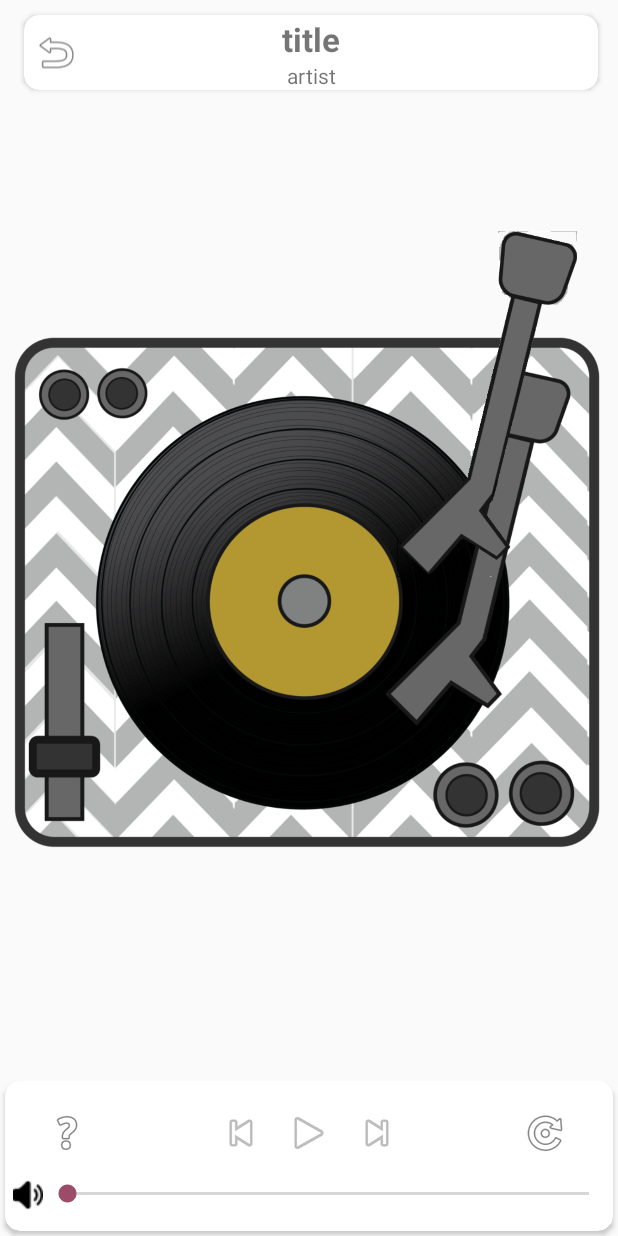
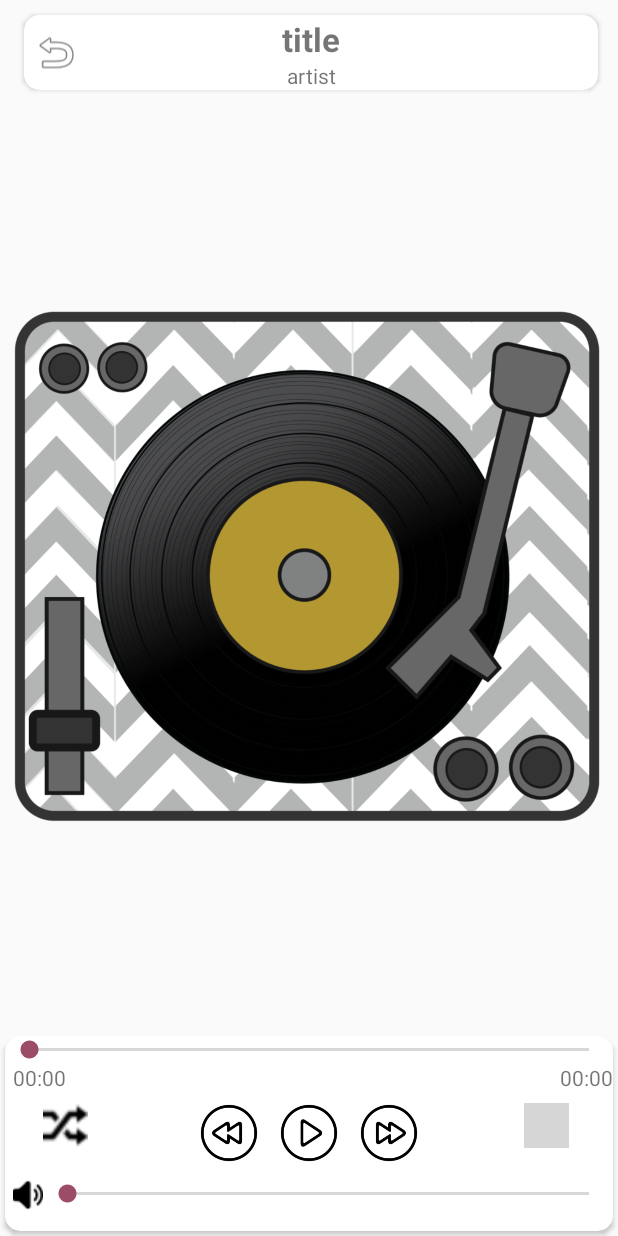
Before and after one commit to reach0328/MymusicPlayer, an Android app: the PlayerActivity screen opened directly, with no data from a screen before it, on a phone screen of 412 x 824 dp. Run offline under Robolectric (Android 15) with nearby library versions, the phone set to English and light mode, and no system bars; libraries missing offline, so code that uses them is left out: jp.wasabeef.glide; 5 statements that could not run were skipped; grey boxes are pictures that could not be loaded.

Commit message:
player control 세분화 / seekbar duration thread 추가

```diff
--- a/app/build.gradle
+++ b/app/build.gradle
@@ -24,7 +24,6 @@ dependencies {
     androidTestCompile('com.android.support.test.espresso:espresso-core:2.2.2', {
         exclude group: 'com.android.support', module: 'support-annotations'
     })
-
     compile 'com.android.support:appcompat-v7:25.1.1'
     testCompile 'junit:junit:4.12'
     compile 'com.android.support:gridlayout-v7:25.1.1'
--- a/app/src/main/java/com/android/jh/mymusicplayer/PlayerActivity.java
+++ b/app/src/main/java/com/android/jh/mymusicplayer/PlayerActivity.java
@@ -15,6 +15,7 @@ import com.android.jh.mymusicplayer.util.Adapter.PlayerAdapter;
 import com.android.jh.mymusicplayer.util.Control.Controller;
 import com.android.jh.mymusicplayer.util.Interfaces.ControlInterface;
 import com.android.jh.mymusicplayer.util.Services.PlayerService;
+import com.android.jh.mymusicplayer.util.TimeUtil;
 
 import static com.android.jh.mymusicplayer.util.Control.Controller.ACTION;
 import static com.android.jh.mymusicplayer.util.Services.PlayerService.ACTION_NEXT;
@@ -23,18 +24,19 @@ import static com.android.jh.mymusicplayer.util.Services.PlayerService.ACTION_PA
 import static com.android.jh.mymusicplayer.util.Services.PlayerService.ACTION_PLAY;
 import static com.android.jh.mymusicplayer.util.Services.PlayerService.ACTION_PREVIOUS;
 import static com.android.jh.mymusicplayer.util.Services.PlayerService.ACTION_STOP;
+import static com.android.jh.mymusicplayer.util.Services.PlayerService.getDatas;
+import static com.android.jh.mymusicplayer.util.Services.PlayerService.mMediaPlayer;
 import static com.android.jh.mymusicplayer.util.Services.PlayerService.position;
 
 public class PlayerActivity extends AppCompatActivity implements View.OnClickListener, ControlInterface {
 
     private static final String TAG = "PLAYACTIVITY" ;
-    TextView player_text_title, player_text_artist;
+    TextView player_text_title, player_text_artist,player_text_duration,player_text_endduration;
     ViewPager viewPager;
-    SeekBar volum_seekBar;
+    SeekBar volum_seekBar, duration_seekbar;
     ImageView img_player_back, img_player_play, img_player_pre,img_player_next, img_player_whole, img_player_suffle;
     PlayerAdapter playerAdapter;
     Controller controller;
-
     @Override
     protected void onCreate(Bundle savedInstanceState) {
         super.onCreate(savedInstanceState);
@@ -75,6 +77,12 @@ public class PlayerActivity extends AppCompatActivity implements View.OnClickLis
         final AudioManager audioManager = (AudioManager) getSystemService(AUDIO_SERVICE);
         int nMax = audioManager.getStreamMaxVolume(AudioManager.STREAM_MUSIC);
         int nCurrentVolumn = audioManager.getStreamVolume(AudioManager.STREAM_MUSIC);
+        player_text_endduration.setText(getDatas().get(position).getDurationText());
+        duration_seekbar.setOnSeekBarChangeListener(seekBarChangeListener);
+        //SeekBar 길이
+        duration_seekbar.setMax(mMediaPlayer.getDuration());
+        // SeekBar 현재값을 0으로
+        duration_seekbar.setProgress(0);
         volum_seekBar.setMax(nMax);
         volum_seekBar.setProgress(nCurrentVolumn);
         volum_seekBar.setOnSeekBarChangeListener(new SeekBar.OnSeekBarChangeListener() {
@@ -92,30 +100,40 @@ public class PlayerActivity extends AppCompatActivity implements View.OnClickLis
             }
         });
     }
-//TODO 원형으로 된 seekbar 구현 및 seekbar 컨트롤시 타임 호출
-//    class TimerThread extends Thread {
-//        // sub thread 를 생성해서 mediaplayer 의 현재 포지션 값으로 seekbar 를 변경해준다. 매 1초마다
-//        // sub thread 에서 동작할 로직 정의
-//        @Override
-//        public void run() {
-//            while (playStatus < STOP) {
-//                if(player != null) {
-//                    // 이 부분은 메인쓰레드에서 동작하도록 Runnable 객체를 메인쓰레드에 던져준다
-//                    runOnUiThread(new Runnable() {
-//                        @Override
-//                        public void run() {
-//                            try {
-//                                seekBar.setProgress(player.getCurrentPosition());
-//                                txtCurrent.setText(convertMiliToTime(player.getCurrentPosition()) + "");
-//                            } catch (Exception e){ }
-//                        }
-//                    });
-//                }
-//                try { Thread.sleep(1000); } catch (InterruptedException e) {}
-//            }
-//        }
-//    }
-
+    class TimerThread extends Thread {
+        // sub thread 를 생성해서 mediaplayer 의 현재 포지션 값으로 seekbar 를 변경해준다. 매 1초마다
+        // sub thread 에서 동작할 로직 정의
+        @Override
+        public void run() {
+            while (ACTION != ACTION_STOP) {
+                if(mMediaPlayer != null) {
+                    // 이 부분은 메인쓰레드에서 동작하도록 Runnable 객체를 메인쓰레드에 던져준다
+                    runOnUiThread(new Runnable() {
+                        @Override
+                        public void run() {
+                            try {
+                                duration_seekbar.setProgress(mMediaPlayer.getCurrentPosition());
+                                player_text_duration.setText(TimeUtil.convertMiliToTime(mMediaPlayer.getCurrentPosition()) + "");
+                            } catch (Exception e){ }
+                        }
+                    });
+                }
+                try { Thread.sleep(1000); } catch (InterruptedException e) {}
+            }
+        }
+    }
+    SeekBar.OnSeekBarChangeListener seekBarChangeListener = new SeekBar.OnSeekBarChangeListener() {
+        @Override
+        public void onProgressChanged(SeekBar seekBar, int progress, boolean fromUser) {
+            //만약 음원이 움직일때의 소리가 싫다면 onStopTrackingTouch로 이동
+            if(mMediaPlayer != null  && fromUser)
+                mMediaPlayer.seekTo(progress);
+        }
+        @Override
+        public void onStartTrackingTouch(SeekBar seekBar) { }
+        @Override
+        public void onStopTrackingTouch(SeekBar seekBar) { }
+    };
 
     @Override
     protected void onDestroy() {
@@ -222,6 +240,10 @@ public class PlayerActivity extends AppCompatActivity implements View.OnClickLis
         img_player_whole = (ImageView) findViewById(R.id.btn_player_whole);
         img_player_suffle = (ImageView) findViewById(R.id.btn_player_suffle);
         img_player_pre = (ImageView) findViewById(R.id.btn_player_pre);
+        player_text_duration = (TextView) findViewById(R.id.text_duration);
+        player_text_endduration = (TextView)findViewById(R.id.text_endduration);
+        duration_seekbar = (SeekBar) findViewById(R.id.seekBar_duration);
+
         // 2. 뷰페이저용 아답터 생성
         playerAdapter = new PlayerAdapter(PlayerService.getDatas() ,this);
         // 3. 뷰페이저 아답터 연결
@@ -261,14 +283,16 @@ public class PlayerActivity extends AppCompatActivity implements View.OnClickLis
 
     @Override
     public void playPlayer() {
+        Thread thread = new TimerThread();
+        thread.start();
         ACTION = ACTION_PAUSE;
-        img_player_play.setImageResource(android.R.drawable.ic_media_pause);
+        img_player_play.setImageResource(R.drawable.pause);
     }
 
     @Override
     public void pausePlayer() {
         ACTION = ACTION_PLAY;
-        img_player_play.setImageResource(android.R.drawable.ic_media_play);
+        img_player_play.setImageResource(R.drawable.play);
     }
 
     @Override
@@ -283,6 +307,6 @@ public class PlayerActivity extends AppCompatActivity implements View.OnClickLis
 
     @Override
     public void startService() {
-        img_player_play.setImageResource(android.R.drawable.ic_media_pause);
+        img_player_play.setImageResource(R.drawable.pause);
     }
 }
--- a/app/src/main/java/com/android/jh/mymusicplayer/util/Adapter/FragmentAdapter.java
+++ b/app/src/main/java/com/android/jh/mymusicplayer/util/Adapter/FragmentAdapter.java
@@ -10,7 +10,7 @@ import java.util.List;
 
 public class FragmentAdapter extends FragmentStatePagerAdapter {
 
-    private final int TAB_COUNT = 3;
+    private final int TAB_COUNT = 4;
 
     List<Fragment> fragmentList = new ArrayList<>();
 
@@ -29,6 +29,7 @@ public class FragmentAdapter extends FragmentStatePagerAdapter {
             case 0 : fragment = fragmentList.get(0); break;
             case 1 : fragment = fragmentList.get(1); break;
             case 2 : fragment = fragmentList.get(2); break;
+            case 3 : fragment = fragmentList.get(3); break;
         }
         return fragment;
     }
--- a/app/src/main/res/layout/activity_player.xml
+++ b/app/src/main/res/layout/activity_player.xml
@@ -18,18 +18,18 @@
     <android.support.v7.widget.Toolbar
         android:id="@+id/playertoolbar"
         android:layout_width="match_parent"
+        android:layout_height="60dp"
+        android:layout_alignParentStart="true"
         android:layout_alignParentTop="true"
-        android:layout_alignParentStart="true"
-        android:layout_marginTop="5dp"
-        android:layout_marginBottom="10dp"
-        android:layout_height="60dp">
+        android:layout_marginBottom="5dp"
+        android:layout_marginTop="5dp">
 
         <android.support.v7.widget.CardView
+            android:id="@+id/player_CardView"
             android:layout_width="match_parent"
             android:layout_height="50dp"
-    android:id="@+id/player_CardView"
-    app:cardCornerRadius="10dp"
-    android:layout_marginRight="13dp">
+            android:layout_marginRight="13dp"
+            app:cardCornerRadius="10dp">
 
             <RelativeLayout
                 android:layout_width="match_parent"
@@ -46,24 +46,24 @@
                     android:textAlignment="center" />
 
                 <ImageView
+                    android:id="@+id/btn_player_back"
                     android:layout_width="wrap_content"
                     android:layout_height="match_parent"
-            app:srcCompat="@android:drawable/ic_menu_revert"
-            android:id="@+id/btn_player_back"
+                    android:layout_alignParentStart="true"
                     android:layout_alignParentTop="true"
-            android:layout_alignParentStart="true"
-            android:layout_marginLeft="5dp" />
+                    android:layout_marginLeft="5dp"
+                    app:srcCompat="@android:drawable/ic_menu_revert" />
 
                 <TextView
                     android:id="@+id/player_text_title"
+                    android:layout_width="260dp"
                     android:layout_height="wrap_content"
+                    android:layout_above="@+id/player_text_artist"
+                    android:layout_centerHorizontal="true"
                     android:text="title"
-            android:textStyle="normal|bold"
+                    android:textAlignment="center"
                     android:textSize="22sp"
-            android:textAlignment="center"
-            android:layout_width="260dp"
-            android:layout_above="@+id/player_text_artist"
-            android:layout_centerHorizontal="true" />
+                    android:textStyle="normal|bold" />
             </RelativeLayout>
         </android.support.v7.widget.CardView>
     </android.support.v7.widget.Toolbar>
@@ -75,97 +75,7 @@
         android:layout_height="match_parent"
         android:layout_below="@+id/playertoolbar"
         android:layout_alignParentStart="true"
-        android:layout_above="@+id/player_bottomCardview"></android.support.v4.view.ViewPager>
-
-    <android.support.v7.widget.CardView
-        android:id="@+id/player_bottomCardview"
-        android:layout_width="match_parent"
-        android:layout_height="100dp"
-        android:layout_alignParentBottom="true"
-        android:layout_alignParentStart="true"
-        android:layout_marginLeft="3dp"
-        android:layout_marginRight="3dp"
-        android:layout_marginBottom="3dp"
-        app:cardCornerRadius="10dp">
-        <RelativeLayout
-            android:id="@+id/playercontroller"
-            android:layout_width="match_parent"
-            android:layout_height="100dp"
-            android:layout_alignParentBottom="true"
-            android:layout_alignParentStart="true">
-
-            <SeekBar
-                android:layout_width="match_parent"
-                android:layout_height="wrap_content"
-                android:id="@+id/seekbar_volum"
-                android:layout_alignParentBottom="true"
-                android:layout_marginBottom="16dp"
-                android:layout_toEndOf="@+id/imageView8" />
-
-            <ImageView
-                android:layout_width="wrap_content"
-                android:layout_height="wrap_content"
-                app:srcCompat="@android:drawable/ic_media_play"
-                android:id="@+id/btn_player_play"
-                android:layout_above="@+id/seekbar_volum"
-                android:layout_centerHorizontal="true"
-                android:layout_marginBottom="15dp" />
-
-            <ImageView
-                android:layout_width="wrap_content"
-                android:layout_height="wrap_content"
-                app:srcCompat="@android:drawable/ic_media_previous"
-                android:layout_alignTop="@+id/btn_player_play"
-                android:layout_toStartOf="@+id/btn_player_play"
-                android:layout_marginEnd="13dp"
-                android:id="@+id/btn_player_pre" />
-
-            <ImageView
-                android:layout_width="wrap_content"
-                android:layout_height="wrap_content"
-                app:srcCompat="@android:drawable/ic_media_next"
-                android:layout_alignBottom="@+id/btn_player_play"
-                android:layout_toEndOf="@+id/btn_player_play"
-                android:layout_marginStart="13dp"
-                android:id="@+id/btn_player_next" />
-
-            <ImageView
-                android:layout_width="wrap_content"
-                android:layout_height="wrap_content"
-                app:srcCompat="@drawable/volume_24"
-                android:id="@+id/imageView8"
-                android:layout_alignTop="@+id/seekbar_volum"
-                android:layout_alignParentStart="true"
-                android:layout_marginLeft="5dp" />
-
-            <ImageView
-                android:layout_width="wrap_content"
-                android:layout_height="wrap_content"
-                app:srcCompat="@android:drawable/ic_menu_rotate"
-                android:id="@+id/btn_player_whole"
-                android:layout_alignTop="@+id/btn_player_next"
-                android:layout_alignParentEnd="true"
-                android:layout_marginEnd="29dp" />
-
-            <ImageView
-                android:layout_width="wrap_content"
-                android:layout_height="wrap_content"
-                app:srcCompat="@android:drawable/ic_menu_help"
-                android:layout_alignBottom="@+id/btn_player_pre"
-                android:layout_toEndOf="@+id/imageView8"
-                android:id="@+id/btn_player_suffle" />
+        android:layout_above="@+id/player_bottomCardview"/>
+    <include layout="@layout/player_control"/>
 
 </RelativeLayout>
-    </android.support.v7.widget.CardView>
-
-    <ImageView
-        app:srcCompat="@drawable/record_bar"
-        android:id="@+id/imageView2"
-        android:layout_marginEnd="24dp"
-        android:layout_width="120dp"
-        android:layout_height="280dp"
-        android:layout_marginTop="54dp"
-        android:layout_below="@+id/playertoolbar"
-        android:layout_alignEnd="@+id/player_bottomCardview" />
-
-</RelativeLayout>
--- /dev/null
+++ b/app/src/main/res/layout/player_control.xml
@@ -0,0 +1,108 @@
+<?xml version="1.0" encoding="utf-8"?>
+<android.support.v7.widget.CardView android="http://schemas.android.com/apk/res/android"
+    xmlns:app="http://schemas.android.com/apk/res-auto"
+    android:id="@+id/player_bottomCardview"
+    android:layout_width="match_parent"
+    android:layout_height="130dp"
+    android:layout_alignParentBottom="true"
+    android:layout_alignParentStart="true"
+    android:layout_marginBottom="3dp"
+    android:layout_marginLeft="3dp"
+    android:layout_marginRight="3dp"
+    app:cardCornerRadius="10dp"
+    xmlns:android="http://schemas.android.com/apk/res/android">
+
+    <RelativeLayout
+        android:id="@+id/playercontroller"
+        android:layout_width="match_parent"
+        android:layout_height="match_parent"
+        android:layout_alignParentBottom="true"
+        android:layout_alignParentStart="true">
+
+        <SeekBar
+            android:id="@+id/seekbar_volum"
+            android:layout_width="match_parent"
+            android:layout_height="wrap_content"
+            android:layout_alignParentBottom="true"
+            android:layout_marginBottom="16dp"
+            android:layout_toEndOf="@+id/imageView8" />
+
+        <ImageView
+            android:id="@+id/btn_player_play"
+            android:layout_width="40dp"
+            android:layout_height="40dp"
+            app:srcCompat="@drawable/play"
+            android:layout_centerVertical="true"
+            android:layout_centerHorizontal="true" />
+
+        <ImageView
+            android:id="@+id/btn_player_pre"
+            android:layout_width="40dp"
+            android:layout_height="40dp"
+            android:layout_alignTop="@+id/btn_player_play"
+            android:layout_marginEnd="13dp"
+            android:layout_toStartOf="@+id/btn_player_play"
+            app:srcCompat="@drawable/rewind" />
+
+        <ImageView
+            android:id="@+id/btn_player_next"
+            android:layout_width="40dp"
+            android:layout_height="40dp"
+            android:layout_alignBottom="@+id/btn_player_play"
+            android:layout_marginStart="13dp"
+            android:layout_toEndOf="@+id/btn_player_play"
+            app:srcCompat="@drawable/forward" />
+
+        <ImageView
+            android:id="@+id/imageView8"
+            android:layout_width="wrap_content"
+            android:layout_height="wrap_content"
+            android:layout_alignParentStart="true"
+            android:layout_alignTop="@+id/seekbar_volum"
+            android:layout_marginLeft="5dp"
+            app:srcCompat="@drawable/volume_24" />
+
+        <ImageView
+            android:id="@+id/btn_player_whole"
+            android:layout_width="30dp"
+            android:layout_height="30dp"
+            android:layout_alignParentEnd="true"
+            android:layout_alignTop="@+id/btn_player_next"
+            android:layout_marginEnd="29dp"
+            app:srcCompat="@drawable/wind" />
+
+        <ImageView
+            android:id="@+id/btn_player_suffle"
+            android:layout_width="30dp"
+            android:layout_height="30dp"
+            android:layout_alignTop="@+id/btn_player_pre"
+            android:layout_toEndOf="@+id/imageView8"
+            app:srcCompat="@drawable/shuffle" />
+
+        <SeekBar
+            android:id="@+id/seekBar_duration"
+            style="@style/Widget.AppCompat.SeekBar"
+            android:layout_width="wrap_content"
+            android:layout_height="wrap_content"
+            android:layout_alignParentEnd="true"
+            android:layout_alignParentStart="true"
+            android:layout_alignParentTop="true" />
+
+        <TextView
+            android:id="@+id/text_duration"
+            android:layout_width="wrap_content"
+            android:layout_height="wrap_content"
+            android:layout_alignStart="@+id/imageView8"
+            android:layout_below="@+id/seekBar_duration"
+            android:text="00:00" />
+
+        <TextView
+            android:id="@+id/text_endduration"
+            android:layout_width="wrap_content"
+            android:layout_height="wrap_content"
+            android:layout_alignParentEnd="true"
+            android:layout_below="@+id/seekBar_duration"
+            android:text="00:00" />
+
+    </RelativeLayout>
+</android.support.v7.widget.CardView>
```
Also changed, not shown: app/src/main/java/com/android/jh/mymusicplayer/MainActivity.java (+5 -3 lines), app/src/main/java/com/android/jh/mymusicplayer/util/Adapter/ExpandAdapter.java (+13 -3 lines), app/src/main/res/layout/list_bottom_control.xml (+30 -29 lines), app/src/main/res/layout/main_contents.xml (+4 -3 lines), app/src/main/res/layout/title_list.xml (+3 -4 lines), app/src/main/java/com/android/jh/mymusicplayer/util/Adapter/ListAdapter.java (line endings or trailing spaces). Lines whose indentation alone changed are shown as unchanged.
